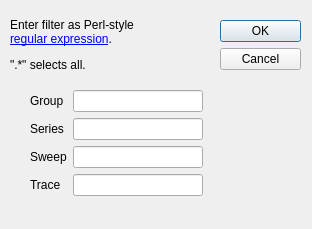
Before: the Qt Designer form QtPMbrowser/DlgTreeFilter.ui in ChrisHal/PMbrowser, drawn with Qt 5.
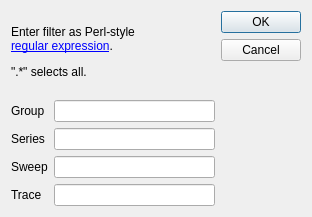
After: the same form once the commit is applied.

Commit message: fix weird scaling of dialogs on multi-screen with HiDPI and LoDPI cooruing with Qt6

Diff of the .ui file:
```diff
--- a/QtPMbrowser/DlgTreeFilter.ui
+++ b/QtPMbrowser/DlgTreeFilter.ui
@@ -7,37 +7,15 @@
     <x>0</x>
     <y>0</y>
     <width>312</width>
-    <height>229</height>
+    <height>217</height>
    </rect>
   </property>
   <property name="windowTitle">
    <string>Tree-Filter</string>
   </property>
-  <widget class="QDialogButtonBox" name="buttonBox">
-   <property name="geometry">
-    <rect>
-     <x>220</x>
-     <y>20</y>
-     <width>81</width>
-     <height>241</height>
-    </rect>
-   </property>
-   <property name="orientation">
-    <enum>Qt::Vertical</enum>
-   </property>
-   <property name="standardButtons">
-    <set>QDialogButtonBox::Cancel|QDialogButtonBox::Ok</set>
-   </property>
-  </widget>
+  <layout class="QGridLayout" name="gridLayout">
+   <item row="0" column="0">
   <widget class="QLabel" name="label">
-   <property name="geometry">
-    <rect>
-     <x>10</x>
-     <y>10</y>
-     <width>211</width>
-     <height>71</height>
-    </rect>
-   </property>
    <property name="text">
     <string>&lt;html&gt;&lt;head/&gt;&lt;body&gt;&lt;p&gt;Enter filter as Perl-style&lt;br/&gt;&lt;a href=&quot;https://perldoc.perl.org/perlre&quot;&gt;&lt;span style=&quot; text-decoration: underline; color:#0000ff;&quot;&gt;regular expression&lt;/span&gt;&lt;/a&gt;.&lt;/p&gt;&lt;p&gt;&amp;quot;.*&amp;quot; selects all.&lt;/p&gt;&lt;/body&gt;&lt;/html&gt;</string>
    </property>
@@ -51,15 +29,18 @@
     <bool>true</bool>
    </property>
   </widget>
-  <widget class="QWidget" name="layoutWidget">
-   <property name="geometry">
-    <rect>
-     <x>30</x>
-     <y>90</y>
-     <width>173</width>
-     <height>120</height>
-    </rect>
-   </property>
+   </item>
+   <item row="0" column="1" rowspan="2">
+    <widget class="QDialogButtonBox" name="buttonBox">
+     <property name="orientation">
+      <enum>Qt::Vertical</enum>
+     </property>
+     <property name="standardButtons">
+      <set>QDialogButtonBox::Cancel|QDialogButtonBox::Ok</set>
+     </property>
+    </widget>
+   </item>
+   <item row="1" column="0">
    <layout class="QFormLayout" name="formLayout">
     <item row="0" column="1">
      <widget class="QLineEdit" name="lineEditGrp"/>
@@ -102,7 +83,8 @@
      </widget>
     </item>
    </layout>
-  </widget>
+   </item>
+  </layout>
  </widget>
  <resources/>
  <connections>
```
Lines whose indentation alone changed are shown as unchanged. The commit also changes 2 other files.
